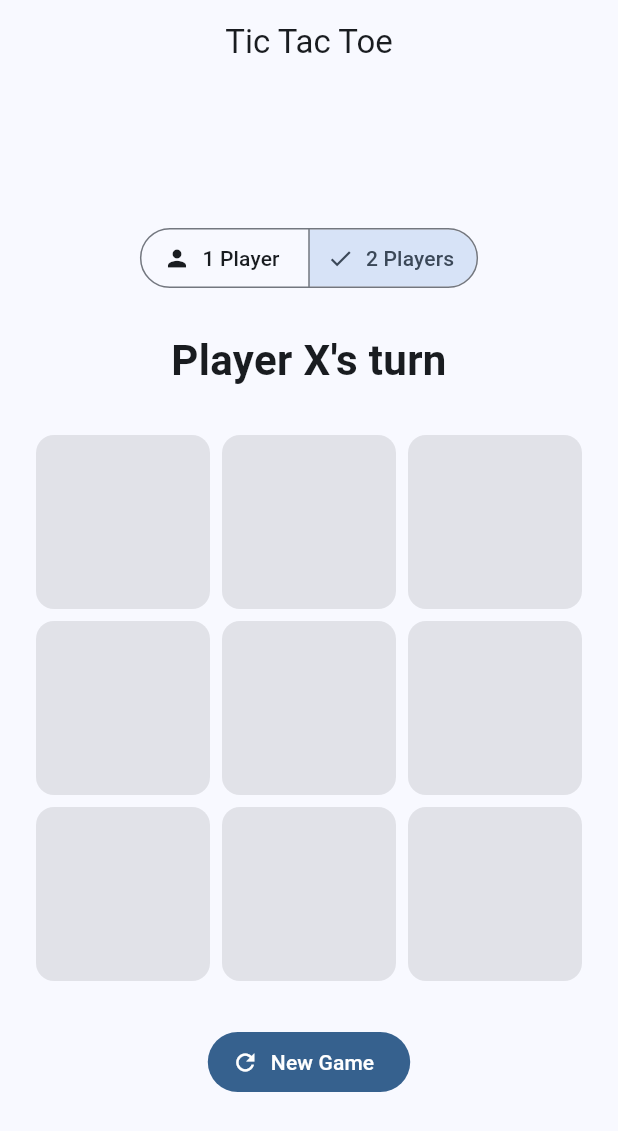
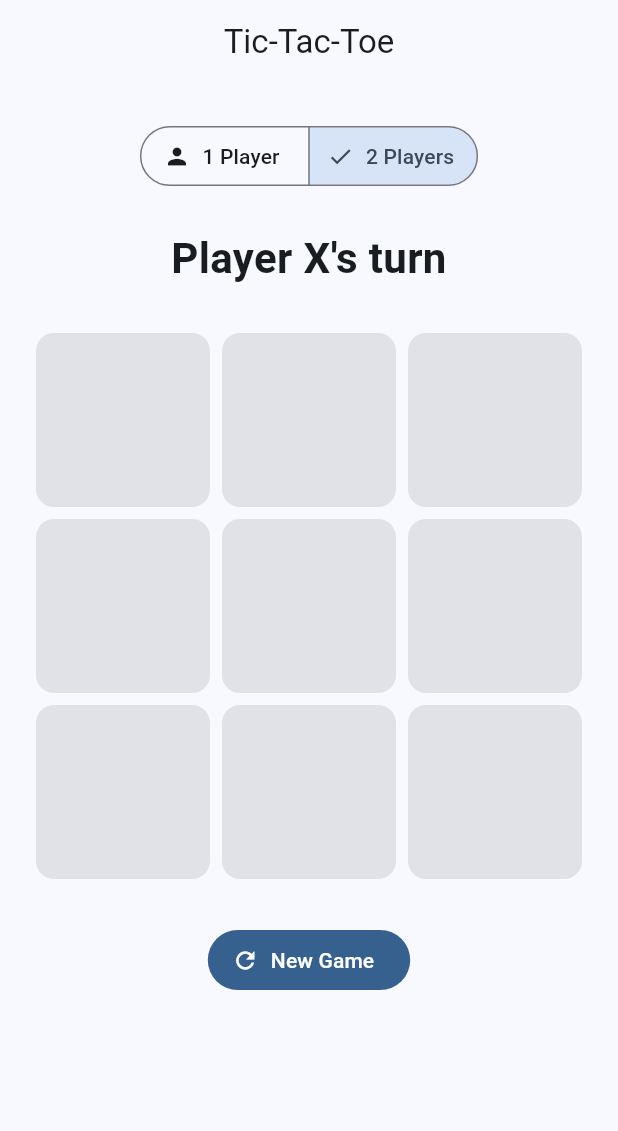
Before and after one commit to KingdomCoder0/tic_tac_toe, a Flutter app: the screen it shows after launch, after a tap on "2 Players", on a phone screen of 412 x 824 dp. Shown: the top 1131 px of the screen. Run offline on Flutter 3.47's test engine with Material 3 defaults, Android fonts, the phone set to English and light mode, and no system bars; missing offline and left inert: window_manager.

Commit message:
added Desktop window sizing constraints

```diff
--- a/lib/game_board.dart
+++ b/lib/game_board.dart
@@ -15,7 +15,12 @@ class GameBoard extends StatelessWidget {
 
   @override
   Widget build(BuildContext context) {
-    return AspectRatio(
+    return ConstrainedBox(
+      constraints: const BoxConstraints(
+        maxWidth: 500,
+        maxHeight: 500,
+      ),
+      child: AspectRatio(
         aspectRatio: 1,
         child: GridView.builder(
           physics: const NeverScrollableScrollPhysics(),
@@ -33,6 +38,7 @@ class GameBoard extends StatelessWidget {
             );
           },
         ),
+      ),
     );
   }
 }
--- a/lib/game_page.dart
+++ b/lib/game_page.dart
@@ -249,22 +249,20 @@ class _GamePageState extends State<GamePage> {
   Widget build(BuildContext context) {
     return Scaffold(
       appBar: AppBar(
-        title: const Text('Tic Tac Toe'),
+        title: const Text('Tic-Tac-Toe'),
         centerTitle: true,
       ),
 
       body: SafeArea(
-        child: Center(
-          child: ConstrainedBox(
-            constraints: const BoxConstraints(
-              maxWidth: 500,
-            ),
-
-            child: Padding(
-              padding: const EdgeInsets.all(24),
-
+        child: SingleChildScrollView(
+          padding: const EdgeInsets.all(24),
+          child: Center(
+            child: ConstrainedBox(
+              constraints: const BoxConstraints(
+                maxWidth: 500,
+              ),
               child: Column(
-                mainAxisAlignment: MainAxisAlignment.center,
+                mainAxisSize: MainAxisSize.min,
 
                 children: [
                   // ------------------------------------------------
--- a/lib/main.dart
+++ b/lib/main.dart
@@ -1,7 +1,28 @@
 import 'package:flutter/material.dart';
+import 'package:window_manager/window_manager.dart';
+
 import 'game_page.dart';
 
-void main() {
+void main() async {
+  WidgetsFlutterBinding.ensureInitialized();
+
+  await windowManager.ensureInitialized();
+
+  const windowOptions = WindowOptions(
+    title: 'Tic-Tac-Toe',
+    size: Size(700, 900),
+    minimumSize: Size(300, 600),
+    center: true,
+  );
+
+  windowManager.waitUntilReadyToShow(
+    windowOptions,
+    () async {
+      await windowManager.show();
+      await windowManager.focus();
+    },
+  );
+
   runApp(const TicTacToeApp());
 }
 
--- a/pubspec.yaml
+++ b/pubspec.yaml
@@ -34,6 +34,7 @@ dependencies:
   # The following adds the Cupertino Icons font to your application.
   # Use with the CupertinoIcons class for iOS style icons.
   cupertino_icons: ^1.0.8
+  window_manager: ^0.5.2
 
 dev_dependencies:
   flutter_test:
```
Also changed, not shown: pubspec.lock, 8 other files. Lines whose indentation alone changed are shown as unchanged.
